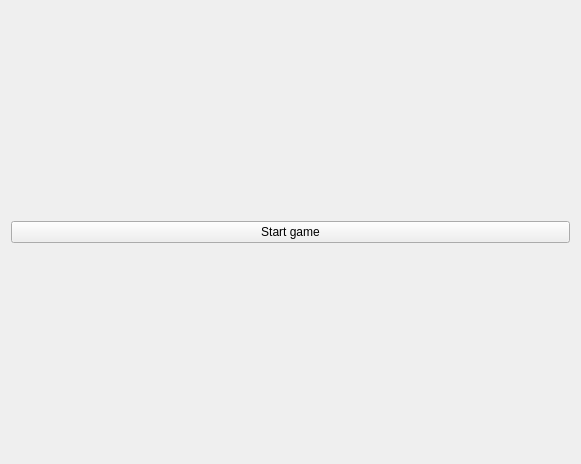
Old version of the form src/menu.ui in the repository MivojBlazek/Tetris.
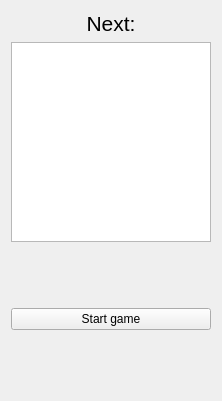
New version of the form.

Commit message: Added next field where is displayed next piece that will be falling

Diff of the .ui file:
```diff
--- a/src/menu.ui
+++ b/src/menu.ui
@@ -6,21 +6,84 @@
    <rect>
     <x>0</x>
     <y>0</y>
-    <width>581</width>
-    <height>464</height>
+    <width>218</width>
+    <height>401</height>
    </rect>
   </property>
   <property name="windowTitle">
    <string>Form</string>
   </property>
   <layout class="QVBoxLayout" name="verticalLayout">
+   <item>
+    <widget class="QLabel" name="label">
+     <property name="font">
+      <font>
+       <pointsize>16</pointsize>
+      </font>
+     </property>
+     <property name="text">
+      <string>Next:</string>
+     </property>
+     <property name="alignment">
+      <set>Qt::AlignCenter</set>
+     </property>
+    </widget>
+   </item>
+   <item>
+    <widget class="QGraphicsView" name="graphicsView">
+     <property name="minimumSize">
+      <size>
+       <width>200</width>
+       <height>200</height>
+      </size>
+     </property>
+     <property name="maximumSize">
+      <size>
+       <width>200</width>
+       <height>200</height>
+      </size>
+     </property>
+    </widget>
+   </item>
+   <item>
+    <spacer name="verticalSpacer">
+     <property name="orientation">
+      <enum>Qt::Vertical</enum>
+     </property>
+     <property name="sizeHint" stdset="0">
+      <size>
+       <width>20</width>
+       <height>40</height>
+      </size>
+     </property>
+    </spacer>
+   </item>
    <item>
     <widget class="QPushButton" name="StartButton">
+     <property name="maximumSize">
+      <size>
+       <width>200</width>
+       <height>16777215</height>
+      </size>
+     </property>
      <property name="text">
       <string>Start game</string>
      </property>
     </widget>
    </item>
+   <item>
+    <spacer name="verticalSpacer_2">
+     <property name="orientation">
+      <enum>Qt::Vertical</enum>
+     </property>
+     <property name="sizeHint" stdset="0">
+      <size>
+       <width>20</width>
+       <height>40</height>
+      </size>
+     </property>
+    </spacer>
+   </item>
   </layout>
  </widget>
  <resources/>
```
The commit also changes 6 other files.
